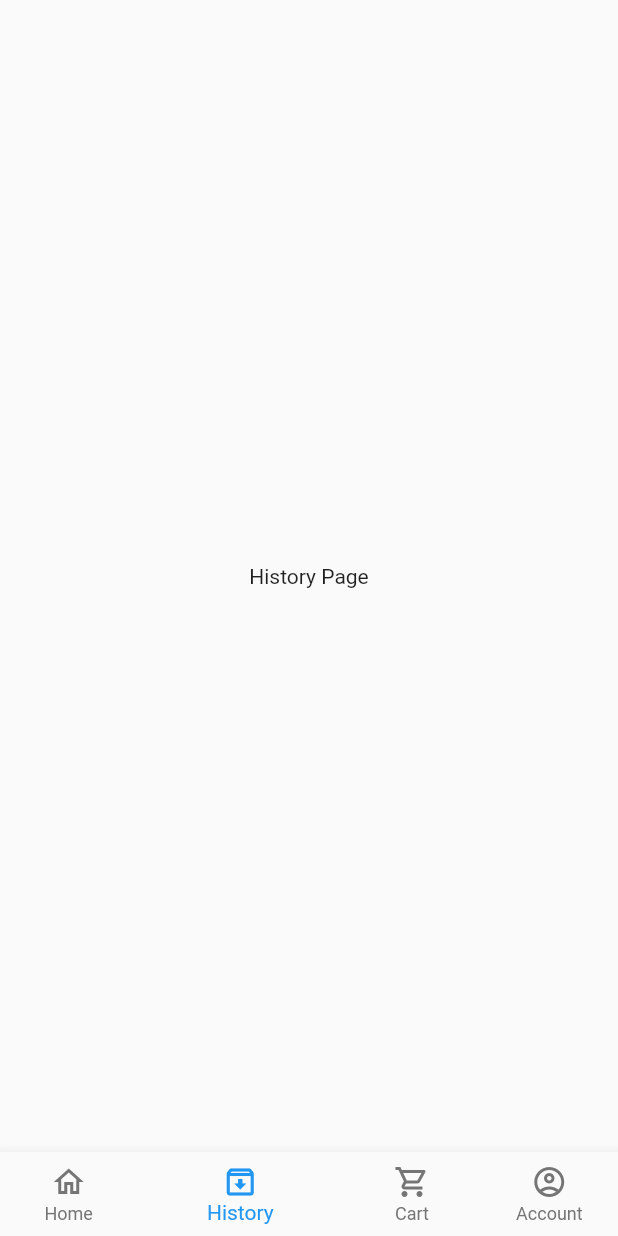
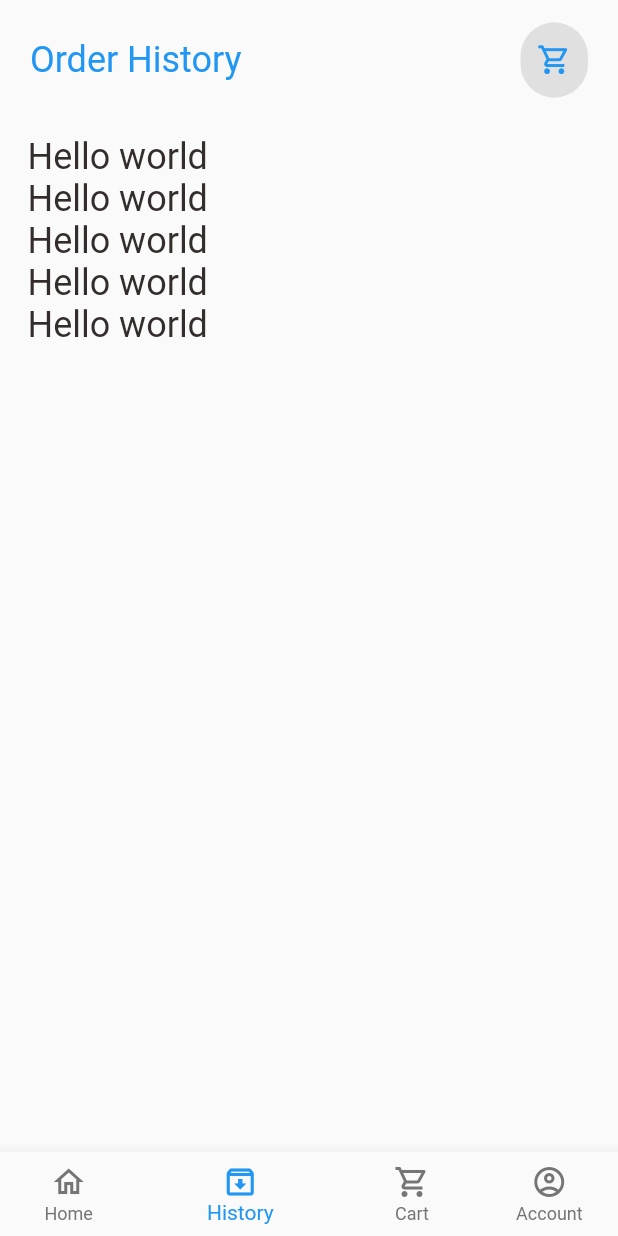
Before and after one commit to Mayank1728/OrderUp-FoodDelivery-App, a Flutter app: the screen it shows after launch, item 2 of the bottom bar chosen, on a phone screen of 412 x 824 dp. Run offline on Flutter 3.47's test engine with Material 2 defaults, Android fonts, the phone set to English and light mode, and no system bars; our stand-ins replace dots_indicator, get, shared_preferences; network calls fail.

Commit message:
Working on orderHistory Page

```diff
--- a/lib/controllers/cart_controller.dart
+++ b/lib/controllers/cart_controller.dart
@@ -13,6 +13,8 @@ class CartController extends GetxController {
   Map<int, CartModel> _items = {};
 
   Map<int, CartModel> get items => _items;
+
+  List<CartModel> storageItems = [];
 
   void addItem(ProductModel productModel, int quantity) {
     var totalQuantity = 0;
@@ -100,5 +102,29 @@ class CartController extends GetxController {
     }
     return total;
   }
+  // revives cart data from local storage
+  List<CartModel> getCartData(){
+    setCart = cartRepo.getCartList();
+    return storageItems;
+  }
+
+  set setCart(List<CartModel> items){
+    storageItems = items;
+    for(int i = 0; i < storageItems.length; i++){
+      _items.putIfAbsent(storageItems[i].product!.id!, () => storageItems[i]);
+    }
+  }
+  void addToHistory(){
+   cartRepo.addToCartHistoryList();
+   clear();
+  }
+  void clear(){
+    _items = {};
+    update();
+  }
+
+  List<CartModel> getCartHistoryList(){
+    return cartRepo.getCartList();
+  }
 
 }
--- a/lib/controllers/popular_product_controller.dart
+++ b/lib/controllers/popular_product_controller.dart
@@ -73,7 +73,7 @@ class PopularProductController extends GetxController {
     _cart = cart;
     var exist = false;
     exist = _cart.existInCart(product);
-    print("does exist: $exist");
+    //print("does exist: $exist");
     if(exist){
       _inCartItems = _cart.getQuantity(product);
     }
--- a/lib/helper/dependencies.dart
+++ b/lib/helper/dependencies.dart
@@ -17,7 +17,6 @@ Future<void> init() async {
   Get.put(ApiClient(appBaseUrl: AppConstants.BASE_URL));
 
   //Repos
-  // Honestly Repos are not doing much here
   // Basically are just a layer between controller and API client
   Get.put(PopularProductRepo(apiClient: Get.find()));
   Get.put(RecommendedProductRepo(apiClient: Get.find()));
--- a/lib/main.dart
+++ b/lib/main.dart
@@ -3,6 +3,7 @@ import 'package:app/pages/splash/splash_page.dart';
 import 'package:app/routes/route_helper.dart';
 import 'package:flutter/material.dart';
 import 'package:get/get.dart';
+import 'controllers/cart_controller.dart';
 import 'controllers/popular_product_controller.dart';
 import 'controllers/recommended_product_controller.dart';
 import 'helper/dependencies.dart' as dep;
@@ -18,6 +19,7 @@ class MyApp extends StatelessWidget {
   // This widget is the root of your application.
   @override
   Widget build(BuildContext context) {
+    Get.find<CartController>().getCartData();
     return GetBuilder<PopularProductController>(builder:(_){
       return GetBuilder<RecommendedProductController>(builder: (_){
         return GetMaterialApp(
--- a/lib/models/cart_model.dart
+++ b/lib/models/cart_model.dart
@@ -41,6 +41,7 @@ class CartModel {
       "quantity": quantity,
       "isExist": isExist,
       "time": time,
+      "product": product!.toJson(),
     };
   }
 }
--- /dev/null
+++ b/lib/pages/cart/cart_history.dart
@@ -0,0 +1,70 @@
+import 'package:app/controllers/cart_controller.dart';
+import 'package:app/utils/colors.dart';
+import 'package:app/utils/dimensions.dart';
+import 'package:app/widgets/app_icon.dart';
+import 'package:app/widgets/big_text.dart';
+import 'package:flutter/material.dart';
+import 'package:get/get.dart';
+
+class CartHistory extends StatelessWidget {
+  const CartHistory({super.key});
+
+  @override
+  Widget build(BuildContext context) {
+    var cartHistoryList = Get.find<CartController>().getCartHistoryList();
+    Map<String, int> cartItemsPerOrder = Map();
+    // str is time and no of orders
+    for(int i = 0; i < cartHistoryList.length; i++){
+      if(cartItemsPerOrder.containsKey(cartHistoryList[i].time)){
+        cartItemsPerOrder.update(cartHistoryList[i].time!, (value) => value + 1);
+      }
+      else{
+        cartItemsPerOrder.putIfAbsent(cartHistoryList[i].time!, () => 1);
+      }
+    }
+    List<int> cartOrderTimeToList (){
+      return cartItemsPerOrder.entries.map((e) => e.value).toList();
+    }
+    List<int> orderTimes = cartOrderTimeToList();
+    var saveCounter = 0;
+
+
+    return Scaffold(
+      body: SafeArea(
+        child: Column(
+          children: [
+            Container(
+              height: 70,
+              padding: EdgeInsets.only(top: 10),
+              width: double.maxFinite,
+              margin: EdgeInsets.only(left: 20, right: 20),
+              //color: Colors.white,
+              child: Row(
+                mainAxisAlignment: MainAxisAlignment.spaceBetween,
+                children: [
+                  BigText(text: "Order History", color: AppColors.mainColor,),
+                  AppIcon(iconData: Icons.shopping_cart_outlined,
+                      iconColor: AppColors.mainColor,
+                  backgroundColor: Colors.grey[300]!,),
+                ],
+              ),
+            ),
+            Expanded(child: Container(
+              margin: EdgeInsets.only(
+                top: Dimensions.height20,
+                left: Dimensions.width30,
+                right: Dimensions.width30,
+              ),
+              child: ListView(
+                children: [
+                  for(int i = 0; i < 5; i++)
+                    BigText(text: "Hello world")
+                ],
+              ),
+            ))
+          ],
+        ),
+      )
+    );
+  }
+}
--- a/lib/pages/cart/cart_page.dart
+++ b/lib/pages/cart/cart_page.dart
@@ -260,7 +260,8 @@ class CartPage extends StatelessWidget {
                   children: [
                     GestureDetector(
                       onTap: () {
-                        //popularProduct.addItem(product);
+                        //popularProduct.addItem(product)
+                        cartController.addToHistory();
                       },
                       child: BigText(
                         text: "Check Out",
--- a/lib/pages/home/home_page.dart
+++ b/lib/pages/home/home_page.dart
@@ -1,6 +1,7 @@
 import 'package:app/utils/colors.dart';
 import 'package:flutter/material.dart';
 
+import '../cart/cart_history.dart';
 import 'main_food_page.dart';
 
 class HomePage extends StatefulWidget {
@@ -14,11 +15,7 @@ class _HomePageState extends State<HomePage> {
   int _selectedIndex = 0;
   List pages = [
     MainFoodPage(),
-    Container(
-      child: Center(
-        child: Text("History Page"),
-      ),
-    ),
+    CartHistory(),
     Container(
       child: Center(
         child: Text("Cart Page"),
--- a/lib/routes/route_helper.dart
+++ b/lib/routes/route_helper.dart
@@ -26,7 +26,7 @@ class RouteHelper {
     GetPage(name: splashPage, page: () => SplashScreen()),
     GetPage(name: initial, page: () => HomePage()),
     GetPage(name: popularFood, page: (){
-      print('Popular Food Page');
+      //print('Popular Food Page');
       var pageId = Get.parameters['pageId'];
       var page = Get.parameters['page'];
       return PopularFoodDetails(pageId: int.parse(pageId!), page: page!);
--- a/lib/utils/app_constants.dart
+++ b/lib/utils/app_constants.dart
@@ -8,4 +8,6 @@ class AppConstants{
   static const String RECOMMENDED_PRODUCT_URI = "/api/v1/products/recommended";
 
   static const String TOKEN = "DBtoken";
+  static const String CART_LIST = "cart-list";
+  static const String CART_HISTORY_LIST = 'cart-history-list';
 }
```
Also changed, not shown: lib/data/repository/cart_repo.dart (+63 -3 lines), lib/models/products_model.dart (+14 -0 lines).
